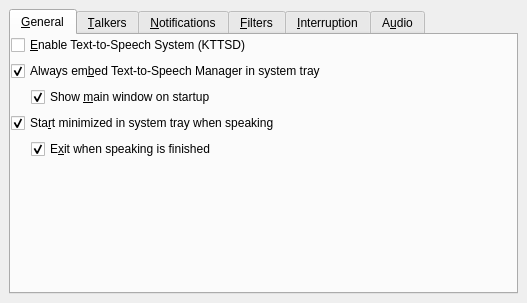
Before: the Qt Designer form kcmkttsmgr/kcmkttsmgrwidget.ui in KDE/jovie, drawn with Qt 5.
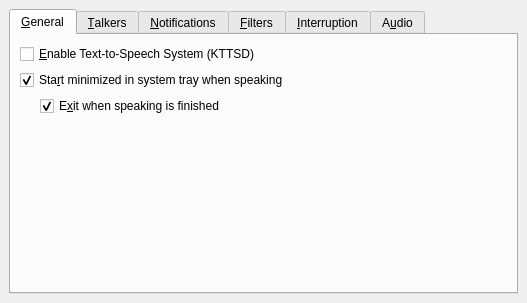
After: the same form once the commit is applied. The open tabs and pages were chosen to show the change. Custom widgets are drawn as their Qt base class.

Commit message: KTTSMgr is now always a tray applet.  Does not invoke the kcmkttsd module unless requested.  Menu pops up on left click and should be easier for users to understand.  kcmkttsd is now the 'advanced' configuration dialog.

```diff
--- a/kcmkttsmgr/kcmkttsmgrwidget.ui
+++ b/kcmkttsmgr/kcmkttsmgrwidget.ui
@@ -44,14 +44,14 @@
       <attribute name="title" >
        <string>&amp;General</string>
       </attribute>
-      <layout class="QGridLayout" >
+      <layout class="QVBoxLayout" >
        <property name="margin" >
-        <number>0</number>
+        <number>9</number>
        </property>
        <property name="spacing" >
         <number>6</number>
        </property>
-       <item row="0" column="0" colspan="2" >
+       <item>
         <widget class="QCheckBox" name="enableKttsdCheckBox" >
          <property name="whatsThis" >
           <string>Check to start the KTTS Deamon and enable Text-to-Speech.</string>
@@ -61,114 +61,7 @@
          </property>
         </widget>
        </item>
-       <item row="2" column="0" colspan="2" >
-        <widget class="QCheckBox" name="embedInSysTrayCheckBox" >
-         <property name="whatsThis" >
-          <string>When checked, KTTSMgr displays an icon in the system tray, and clicking OK or Cancel buttons does not stop KTTSMgr.  Use system tray context menu to quit KTTSMgr.  This setting takes effect when KTTSMgr is next started.  This setting has no effect when running in the KDE Control Center.</string>
-         </property>
-         <property name="text" >
-          <string>Always em&amp;bed Text-to-Speech Manager in system tray</string>
-         </property>
-         <property name="checked" >
-          <bool>true</bool>
-         </property>
-        </widget>
-       </item>
-       <item row="6" column="1" >
-        <spacer>
-         <property name="orientation" >
-          <enum>Qt::Vertical</enum>
-         </property>
-         <property name="sizeType" >
-          <enum>QSizePolicy::Expanding</enum>
-         </property>
-         <property name="sizeHint" >
-          <size>
-           <width>20</width>
-           <height>20</height>
-          </size>
-         </property>
-        </spacer>
-       </item>
-       <item row="3" column="0" colspan="2" >
-        <layout class="QHBoxLayout" >
-         <property name="margin" >
-          <number>0</number>
-         </property>
-         <property name="spacing" >
-          <number>6</number>
-         </property>
-         <item>
-          <spacer>
-           <property name="orientation" >
-            <enum>Qt::Horizontal</enum>
-           </property>
-           <property name="sizeType" >
-            <enum>QSizePolicy::Fixed</enum>
-           </property>
-           <property name="sizeHint" >
-            <size>
-             <width>20</width>
-             <height>20</height>
-            </size>
-           </property>
-          </spacer>
-         </item>
-         <item>
-          <widget class="QCheckBox" name="showMainWindowOnStartupCheckBox" >
-           <property name="whatsThis" >
-            <string>When checked, the KTTSMgr window is displayed when KTTSMgr starts.  When unchecked, click on the icon in the system tray to display the KTTSMgr window.</string>
-           </property>
-           <property name="text" >
-            <string>Show &amp;main window on startup</string>
-           </property>
-           <property name="checked" >
-            <bool>true</bool>
-           </property>
-          </widget>
-         </item>
-        </layout>
-       </item>
-       <item row="5" column="0" colspan="2" >
-        <layout class="QHBoxLayout" >
-         <property name="margin" >
-          <number>0</number>
-         </property>
-         <property name="spacing" >
-          <number>6</number>
-         </property>
-         <item>
-          <spacer>
-           <property name="orientation" >
-            <enum>Qt::Horizontal</enum>
-           </property>
-           <property name="sizeType" >
-            <enum>QSizePolicy::Fixed</enum>
-           </property>
-           <property name="sizeHint" >
-            <size>
-             <width>20</width>
-             <height>20</height>
-            </size>
-           </property>
-          </spacer>
-         </item>
-         <item>
-          <widget class="QCheckBox" name="autoexitMgrCheckBox" >
-           <property name="whatsThis" >
-            <string>When checked, and KTTSMgr was automatically started when speech began, automatically exits when speech has finished.  Does not automatically exit if KTTSMgr was started manually or started from the Control Center.</string>
-           </property>
-           <property name="text" >
-            <string>E&amp;xit when speaking is finished</string>
-           </property>
-           <property name="checked" >
-            <bool>true</bool>
-           </property>
-          </widget>
-         </item>
-        </layout>
-       </item>
-       <item row="4" column="0" colspan="2" >
+       <item>
         <widget class="QCheckBox" name="autostartMgrCheckBox" >
          <property name="whatsThis" >
           <string>When checked, if KTTSMgr is not already running and speech begins, starts KTTSMgr and displays an icon in the system tray.  &lt;em>Note&lt;em>: KTTSMgr only automatically starts for text jobs having 5 sentences or more.</string>
@@ -181,6 +74,61 @@
          </property>
         </widget>
        </item>
+       <item>
+        <layout class="QHBoxLayout" >
+         <property name="margin" >
+          <number>0</number>
+         </property>
+         <property name="spacing" >
+          <number>6</number>
+         </property>
+         <item>
+          <spacer>
+           <property name="orientation" >
+            <enum>Qt::Horizontal</enum>
+           </property>
+           <property name="sizeType" >
+            <enum>QSizePolicy::Fixed</enum>
+           </property>
+           <property name="sizeHint" >
+            <size>
+             <width>20</width>
+             <height>20</height>
+            </size>
+           </property>
+          </spacer>
+         </item>
+         <item>
+          <widget class="QCheckBox" name="autoexitMgrCheckBox" >
+           <property name="whatsThis" >
+            <string>When checked, and KTTSMgr was automatically started when speech began, automatically exits when speech has finished.  Does not automatically exit if KTTSMgr was started manually or started from the Control Center.</string>
+           </property>
+           <property name="text" >
+            <string>E&amp;xit when speaking is finished</string>
+           </property>
+           <property name="checked" >
+            <bool>true</bool>
+           </property>
+          </widget>
+         </item>
+        </layout>
+       </item>
+       <item>
+        <spacer>
+         <property name="orientation" >
+          <enum>Qt::Vertical</enum>
+         </property>
+         <property name="sizeType" >
+          <enum>QSizePolicy::Expanding</enum>
+         </property>
+         <property name="sizeHint" >
+          <size>
+           <width>20</width>
+           <height>20</height>
+          </size>
+         </property>
+        </spacer>
+       </item>
       </layout>
      </widget>
      <widget class="QWidget" name="TabPage" >
@@ -1291,6 +1239,13 @@
    <container>0</container>
    <pixmap></pixmap>
   </customwidget>
+  <customwidget>
+   <class>KLineEdit</class>
+   <extends>QLineEdit</extends>
+   <header>klineedit.h</header>
+   <container>0</container>
+   <pixmap></pixmap>
+  </customwidget>
   <customwidget>
    <class>KCModule</class>
    <extends>QWidget</extends>
@@ -1300,16 +1255,9 @@
   </customwidget>
   <customwidget>
    <class>KUrlRequester</class>
-   <extends>QLineEdit</extends>
+   <extends>QFrame</extends>
    <header>kurlrequester.h</header>
-   <container>1</container>
-   <pixmap></pixmap>
-  </customwidget>
-  <customwidget>
-   <class>KLineEdit</class>
-   <extends>QLineEdit</extends>
-   <header>klineedit.h</header>
-   <container>1</container>
+   <container>0</container>
    <pixmap></pixmap>
   </customwidget>
  </customwidgets>
```
Left out of the diff: 4 changed lines with no effect on the pictures. The commit also changes 5 other files.
